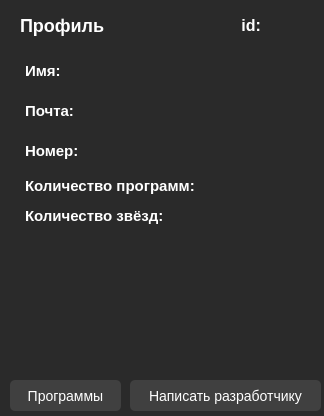
Qt form developper_app/developper_app.ui (b0shka/selling_apps) before a commit.
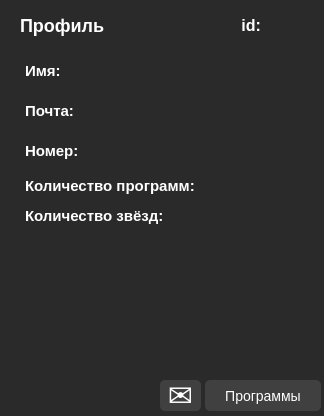
The same form after that commit.

Patch:
```diff
--- a/developper_app/developper_app.ui
+++ b/developper_app/developper_app.ui
@@ -170,9 +170,9 @@
   <widget class="QPushButton" name="pushButton_2">
    <property name="geometry">
     <rect>
-     <x>10</x>
+     <x>205</x>
      <y>380</y>
-     <width>111</width>
+     <width>116</width>
      <height>31</height>
     </rect>
    </property>
@@ -196,16 +196,23 @@
   <widget class="QPushButton" name="pushButton_3">
    <property name="geometry">
     <rect>
-     <x>130</x>
+     <x>160</x>
      <y>380</y>
-     <width>191</width>
+     <width>41</width>
      <height>31</height>
     </rect>
    </property>
+   <property name="font">
+    <font>
+     <pointsize>-1</pointsize>
+     <weight>75</weight>
+     <bold>true</bold>
+    </font>
+   </property>
    <property name="styleSheet">
     <string notr="true">QPushButton {
 	padding: 2px;
-	font-size: 14px;
+	font-size: 30px;
 	height: 28px;
 	color: white;
 	background-color: #404040;
@@ -216,7 +223,7 @@
 }</string>
    </property>
    <property name="text">
-    <string>Написать разработчику</string>
+    <string>✉</string>
    </property>
   </widget>
   <widget class="QLabel" name="label_9">
```
